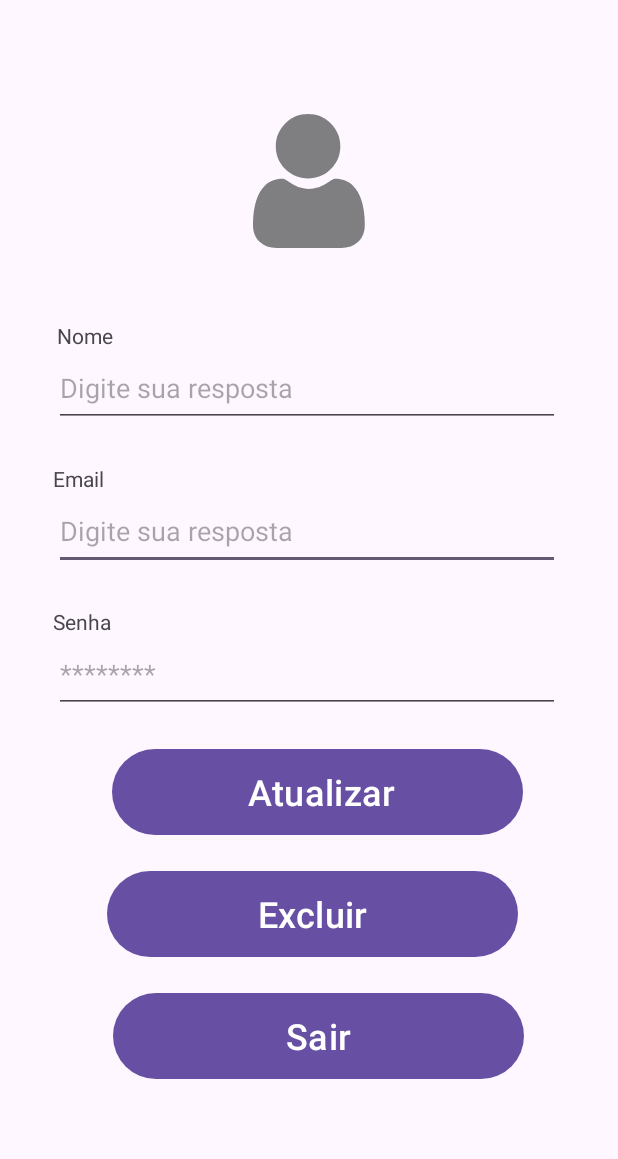
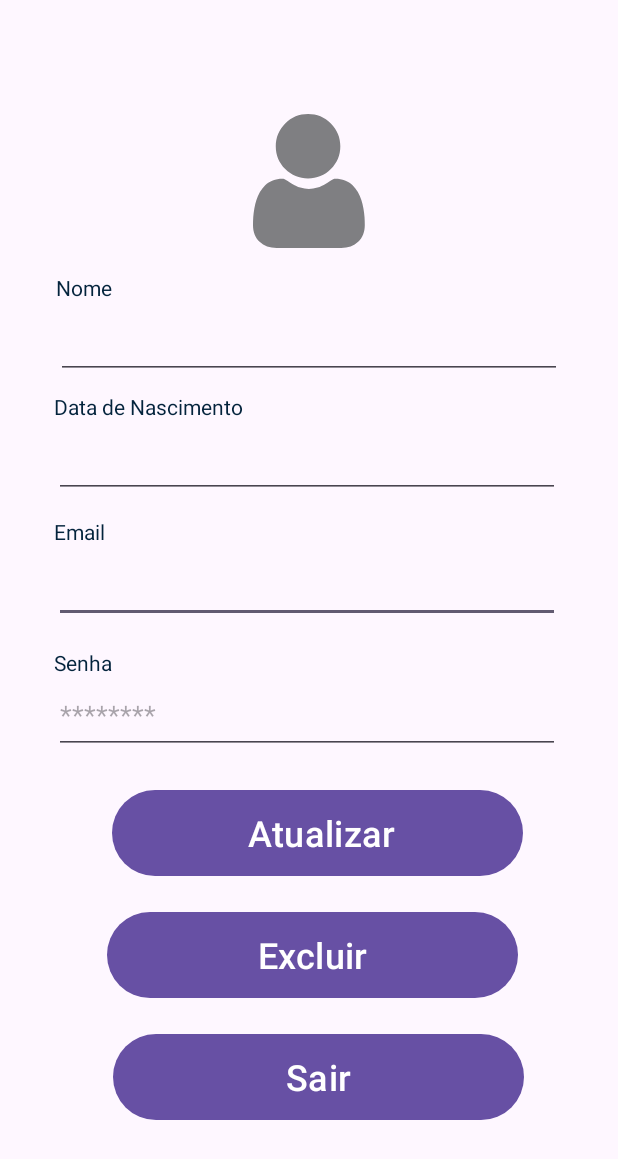
Before and after one commit to vRodrigues22/LabMatApp, an Android app: the PerfilActivity screen opened directly, with no data from a screen before it, after a tap on "Atualizar", on a phone screen of 412 x 824 dp. Shown: the top 1159 px of the screen. Run offline under Robolectric (Android 15) with nearby library versions, the phone set to English and light mode, and no system bars; our stand-ins replace Firebase (no records; nobody signed in at launch, a user with empty details on screens opened directly).

Commit message:
Visualização da data de nascimento no perfil

```diff
--- a/app/src/main/java/com/example/ipet/activities/PerfilActivity.java
+++ b/app/src/main/java/com/example/ipet/activities/PerfilActivity.java
@@ -6,6 +6,7 @@ import android.os.Bundle;
 import android.widget.Button;
 import android.widget.EditText;
 import android.widget.ImageView;
+import android.widget.TextView;
 import android.widget.Toast;
 
 import androidx.annotation.NonNull;
@@ -28,6 +29,7 @@ public class PerfilActivity extends AppCompatActivity {
     private EditText edtNome, edtEmail, edtSenha;
     private Button btnAtualizar, btnExcluirPerfil, btnSairPerfil;
     private ImageView profileImage;
+    private TextView edtDataNascimento;
     private FirebaseAuth mAuth;
     private FirebaseFirestore db;
     private FirebaseUser currentUser;
@@ -53,6 +55,7 @@ public class PerfilActivity extends AppCompatActivity {
         edtNome = findViewById(R.id.nome);
         edtEmail = findViewById(R.id.email);
         edtSenha = findViewById(R.id.senha);
+        edtDataNascimento = findViewById(R.id.dataNascimento); // Referência ao EditText da Data de Nascimento
         btnAtualizar = findViewById(R.id.update);
         btnExcluirPerfil = findViewById(R.id.btnExcluirPerfil);
         btnSairPerfil = findViewById(R.id.btnSairPerfil);
@@ -74,6 +77,7 @@ public class PerfilActivity extends AppCompatActivity {
                             if (document.exists()) {
                                 edtNome.setText(document.getString("nome"));
                                 edtEmail.setText(document.getString("email"));
+                                edtDataNascimento.setText(document.getString("dataNascimento")); // Carregar Data de Nascimento
                             } else {
                                 exibirMensagem("Usuário não encontrado.");
                             }
@@ -99,6 +103,7 @@ public class PerfilActivity extends AppCompatActivity {
     private void atualizarDadosUsuario() {
         String novoNome = edtNome.getText().toString().trim();
         String novaSenha = edtSenha.getText().toString().trim();
+        String novaDataNascimento = edtDataNascimento.getText().toString().trim(); // Pega a nova data de nascimento
 
         if (novoNome.isEmpty()) {
             exibirMensagem("Nome não pode estar vazio.");
@@ -108,14 +113,15 @@ public class PerfilActivity extends AppCompatActivity {
         // Atualiza Firestore
         Map<String, Object> userData = new HashMap<>();
         userData.put("nome", novoNome);
+        userData.put("dataNascimento", novaDataNascimento); // Atualiza a data de nascimento
 
         db.collection("usuarios").document(currentUser.getUid())
                 .update(userData)
                 .addOnCompleteListener(task -> {
                     if (task.isSuccessful()) {
-                        exibirMensagem("Nome atualizado com sucesso.");
+                        exibirMensagem("Dados atualizados com sucesso.");
                     } else {
-                        exibirMensagem("Erro ao atualizar nome.");
+                        exibirMensagem("Erro ao atualizar dados.");
                     }
                 });
 
--- a/app/src/main/res/layout/activity_edit_profile.xml
+++ b/app/src/main/res/layout/activity_edit_profile.xml
@@ -17,31 +17,58 @@
             android:layout_width="337dp"
             android:layout_height="51dp"
             android:layout_marginStart="36dp"
-            android:layout_marginTop="44dp"
-            android:hint="Digite sua resposta"
-            android:inputType="number"
+            android:layout_marginTop="32dp"
+            android:hint=""
+            android:inputType="textEmailAddress"
             app:layout_constraintStart_toStartOf="parent"
-            app:layout_constraintTop_toBottomOf="@+id/nome" />
+            app:layout_constraintTop_toBottomOf="@+id/dataNascimento" />
 
         <EditText
             android:id="@+id/nome"
             android:layout_width="337dp"
             android:layout_height="51dp"
-            android:layout_marginStart="36dp"
-            android:layout_marginTop="68dp"
-            android:hint="Digite sua resposta"
-            android:inputType="number"
+            android:layout_marginTop="36dp"
+            android:hint=""
+            android:inputType="none"
+            app:layout_constraintEnd_toEndOf="parent"
             app:layout_constraintStart_toStartOf="parent"
             app:layout_constraintTop_toBottomOf="@+id/profileimage" />
+
+        <TextView
+            android:id="@+id/dtnascimento"
+            android:layout_width="wrap_content"
+            android:layout_height="wrap_content"
+            android:text="Data de Nascimento"
+            android:textColor="@color/blue"
+            app:layout_constraintBottom_toTopOf="@+id/dataNascimento"
+            app:layout_constraintEnd_toEndOf="parent"
+            app:layout_constraintHorizontal_bias="0.126"
+            app:layout_constraintStart_toStartOf="parent"
+            app:layout_constraintTop_toBottomOf="@+id/nome"
+            app:layout_constraintVertical_bias="1.0" />
+
+
+        <EditText
+            android:id="@+id/dataNascimento"
+            android:layout_width="337dp"
+            android:layout_height="51dp"
+            android:layout_marginStart="36dp"
+            android:layout_marginTop="28dp"
+            android:hint=""
+            android:inputType="date"
+            app:layout_constraintStart_toStartOf="parent"
+            app:layout_constraintTop_toBottomOf="@+id/nome"
+            tools:ignore="MissingConstraints" />
 
         <TextView
             android:id="@+id/textView8"
             android:layout_width="wrap_content"
             android:layout_height="wrap_content"
             android:text="Nome"
+            android:textColor="@color/blue"
             app:layout_constraintBottom_toTopOf="@+id/nome"
             app:layout_constraintEnd_toEndOf="parent"
-            app:layout_constraintHorizontal_bias="0.101"
+            app:layout_constraintHorizontal_bias="0.099"
             app:layout_constraintStart_toStartOf="parent"
             app:layout_constraintTop_toBottomOf="@+id/profileimage"
             app:layout_constraintVertical_bias="1.0" />
@@ -51,22 +78,23 @@
             android:layout_width="wrap_content"
             android:layout_height="wrap_content"
             android:text="Email"
+            android:textColor="@color/blue"
             app:layout_constraintBottom_toTopOf="@+id/email"
             app:layout_constraintEnd_toEndOf="parent"
-            app:layout_constraintHorizontal_bias="0.093"
+            app:layout_constraintHorizontal_bias="0.095"
             app:layout_constraintStart_toStartOf="parent"
-            app:layout_constraintTop_toBottomOf="@+id/nome"
+            app:layout_constraintTop_toBottomOf="@+id/dataNascimento"
             app:layout_constraintVertical_bias="1.0" />
-
 
         <TextView
             android:id="@+id/labelsenha"
             android:layout_width="wrap_content"
             android:layout_height="wrap_content"
             android:text="Senha"
+            android:textColor="@color/blue"
             app:layout_constraintBottom_toTopOf="@+id/senha"
             app:layout_constraintEnd_toEndOf="parent"
-            app:layout_constraintHorizontal_bias="0.094"
+            app:layout_constraintHorizontal_bias="0.096"
             app:layout_constraintStart_toStartOf="parent"
             app:layout_constraintTop_toBottomOf="@+id/email"
             app:layout_constraintVertical_bias="1.0" />
@@ -76,7 +104,7 @@
             android:layout_width="337dp"
             android:layout_height="51dp"
             android:layout_marginStart="36dp"
-            android:layout_marginTop="44dp"
+            android:layout_marginTop="36dp"
             android:hint="********"
             android:inputType="textPassword"
             app:layout_constraintStart_toStartOf="parent"
```
